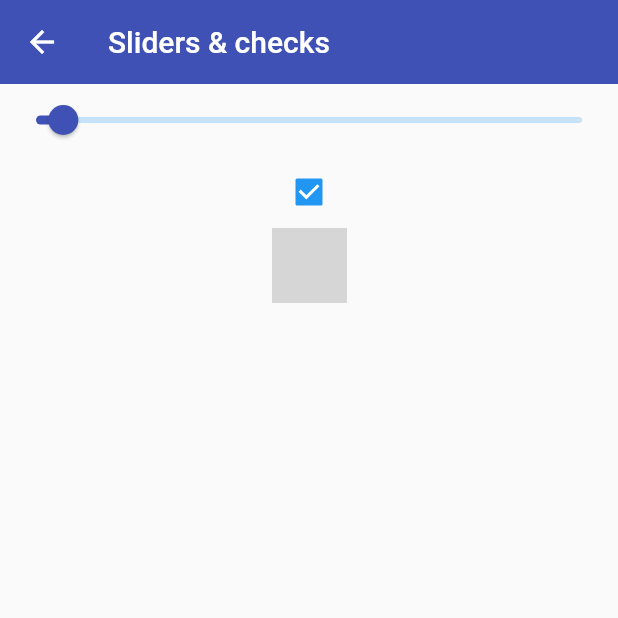
After one commit to danmcode/flutter-projects-course, a Flutter app: the SliderScreen screen opened by its route, on a phone screen of 412 x 824 dp, the top half of it. The commit adds this screen. Run offline on Flutter 3.47's test engine with Material 2 defaults, Android fonts, the phone set to English and light mode, and no system bars; network calls fail; grey boxes are pictures that could not be loaded.

Commit message:
* Sliders

```diff
--- a/fl_components/lib/router/app_routes.dart
+++ b/fl_components/lib/router/app_routes.dart
@@ -62,6 +62,13 @@ class AppRoutes {
       name: 'Text Inputs',
       screen: const InputsScreen(),
     ),
+
+    MenuOption(
+      route: 'slider',
+      icon: Icons.sailing_outlined,
+      name: 'Sliders and checks',
+      screen: const SliderScreen(),
+    ),
   ];
 
   // static Map<String, Widget Function(BuildContext)> routes = {
--- a/fl_components/lib/screens/screens.dart
+++ b/fl_components/lib/screens/screens.dart
@@ -6,3 +6,4 @@ export 'package:fl_components/screens/home_screen.dart';
 export 'package:fl_components/screens/avatar_screen.dart';
 export 'package:fl_components/screens/animated_screens.dart';
 export 'package:fl_components/screens/inputs_screens.dart';
+export 'package:fl_components/screens/slider_screen.dart';
--- /dev/null
+++ b/fl_components/lib/screens/slider_screen.dart
@@ -0,0 +1,58 @@
+import 'package:fl_components/themes/app_theme.dart';
+import 'package:flutter/material.dart';
+
+class SliderScreen extends StatefulWidget {
+  const SliderScreen({Key? key}) : super(key: key);
+
+  @override
+  State<SliderScreen> createState() => _SliderScreenState();
+}
+
+class _SliderScreenState extends State<SliderScreen> {
+  //
+  double _sliderValue = 50;
+  bool _sliderEnable = true;
+
+  @override
+  Widget build(BuildContext context) {
+    return Scaffold(
+      appBar: AppBar(
+        title: const Text('Sliders & checks'),
+      ),
+      body: Column(
+        children: [
+          Slider.adaptive(
+            min: 0,
+            max: 1000,
+            activeColor: AppTheme.primary,
+            value: _sliderValue,
+            onChanged: _sliderEnable
+                ? (value) {
+                    _sliderValue = value;
+                    print(value);
+                    setState(() {});
+                  }
+                : null,
+          ),
+          Checkbox(
+            value: true,
+            onChanged: (value) {
+              _sliderEnable = value ?? true;
+              setState(() {});
+            },
+          ),
+          Expanded(
+            child: SingleChildScrollView(
+              child: Image(
+                image: const NetworkImage(
+                    'https://static.wikia.nocookie.net/dragonball/images/c/ca/Son_Goku_dise%C3%B1o_DBS_Broly.png/revision/latest?cb=20180831182644&path-prefix=es'),
+                fit: BoxFit.contain,
+                width: _sliderValue,
+              ),
+            ),
+          ),
+        ],
+      ),
+    );
+  }
+}
```
